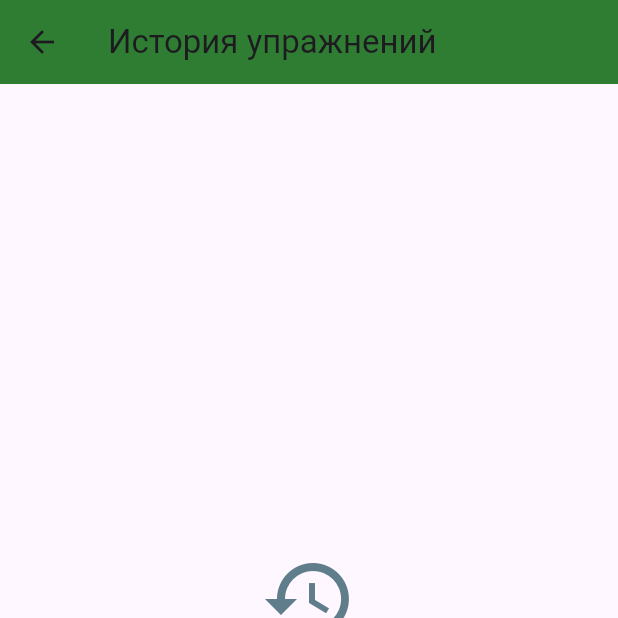
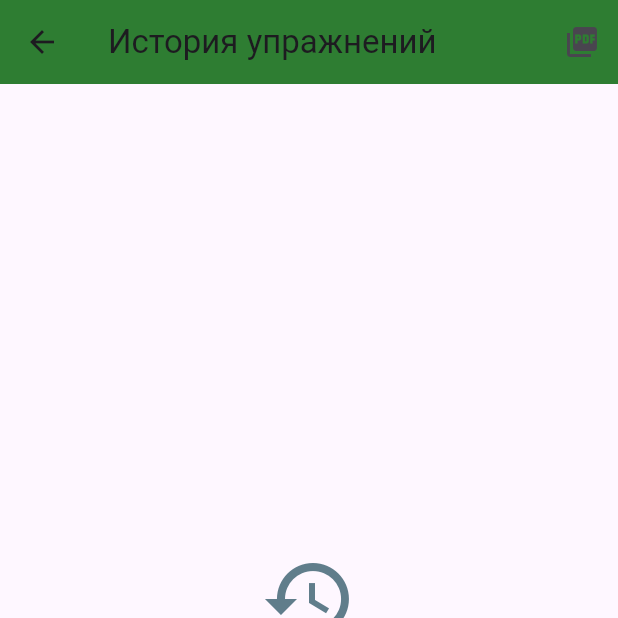
Before and after one commit to dankartmen/Recovery_app, a Flutter app: the HistoryScreen screen opened directly with empty values, on a phone screen of 412 x 824 dp, the top half of it. Run offline on Flutter 3.47's test engine with Material 3 defaults, Android fonts, the phone set to English and light mode, and no system bars; our stand-ins replace audioplayers, file_picker, hive, hive_flutter, open_file, pdf and 5 more; accounts and stored records are empty.

Commit message:
refactor: Перенос кнопки
- кнопка генерации и просмотра pdf файла пользователя с статистикой выполненных упражнений перенесена в AppBar

```diff
--- a/lib/features/history/history_screen.dart
+++ b/lib/features/history/history_screen.dart
@@ -338,6 +338,9 @@ class HistoryScreenState extends State<HistoryScreen> {
       appBar: AppBar(
         title: const Text("История упражнений"),
         backgroundColor: healthPrimaryColor,
+        actions: [
+          IconButton(onPressed: _exportToPdf, icon: Icon(Icons.picture_as_pdf)),
+        ],
       ),
       body: RefreshIndicator(onRefresh: _loadData, child: _buildContent()),
     );
@@ -473,42 +476,52 @@ class HistoryScreenState extends State<HistoryScreen> {
         Row(
           mainAxisAlignment: MainAxisAlignment.spaceEvenly,
           children: [
-            DropdownButton<String>(
+            Expanded(
+              child: DropdownButton<String>(
                 value: _selectedInjuryType,
+                isExpanded: true,
                 items:
-                  ['Все', ...injuryCategories.keys]
+                    [
+                          'Все',
+                          'Ортопедические',
+                          'Нейрохирургические',
+                          'Спортивные травмы',
+                          'Послеоперационная реабилитация',
+                          'Хронические заболевания',
+                        ]
                         .map(
                           (type) => DropdownMenuItem<String>(
                             value: type,
-                          child: Text(type),
+                            child: Text(type, overflow: TextOverflow.ellipsis),
                           ),
                         )
                         .toList(),
                 onChanged:
                     (value) => setState(() => _selectedInjuryType = value!),
               ),
-            DropdownButton<String>(
+            ),
+            const SizedBox(width: 16),
+            Expanded(
+              child: DropdownButton<String>(
                 value: _selectedTimePeriod,
+                isExpanded: true,
                 items:
                     ['За всё время', 'За неделю', 'За месяц']
                         .map(
                           (period) => DropdownMenuItem<String>(
                             value: period,
-                          child: Text(period),
+                            child: Text(
+                              period,
+                              overflow: TextOverflow.ellipsis,
+                            ),
                           ),
                         )
                         .toList(),
                 onChanged:
                     (value) => setState(() => _selectedTimePeriod = value!),
               ),
+            ),
           ],
-        ),
-        const SizedBox(height: 16),
-
-        // Кнопка экспорта PDF (восстановленная)
-        ElevatedButton(
-          onPressed: _exportToPdf,
-          child: const Text('Экспорт в PDF'),
         ),
         const SizedBox(height: 16),
 
```
Lines whose indentation alone changed are shown as unchanged.
